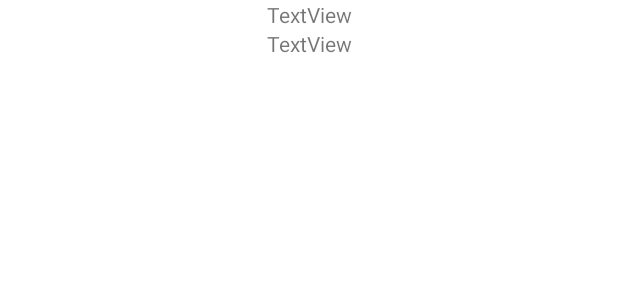
After one commit to DiegoQR/SegundoParcial-ProgramacionMovil, an Android app: the layout post_row.xml on its own in the app's theme, with its tools: preview values and no code run, on a phone screen of 412 x 824 dp. The commit adds this screen. Shown: the top 300 px of the screen. Run offline under Robolectric (Android 15) with nearby library versions, the phone set to English and light mode, and no system bars.

Commit message:
Se implemento el RecyclerView para mostra la lsita de POST con los respectivos campos

```diff
--- /dev/null
+++ b/app/src/main/res/layout/post_row.xml
@@ -0,0 +1,25 @@
+<?xml version="1.0" encoding="utf-8"?>
+<androidx.constraintlayout.widget.ConstraintLayout xmlns:android="http://schemas.android.com/apk/res/android"
+    xmlns:app="http://schemas.android.com/apk/res-auto"
+    xmlns:tools="http://schemas.android.com/tools"
+    android:layout_width="match_parent"
+    android:layout_height="match_parent">
+
+    <TextView
+        android:id="@+id/tv_title"
+        android:layout_width="wrap_content"
+        android:layout_height="wrap_content"
+        android:text="TextView"
+        app:layout_constraintEnd_toEndOf="parent"
+        app:layout_constraintStart_toStartOf="parent"
+        app:layout_constraintTop_toTopOf="parent" />
+
+    <TextView
+        android:id="@+id/tv_body"
+        android:layout_width="wrap_content"
+        android:layout_height="wrap_content"
+        android:text="TextView"
+        app:layout_constraintEnd_toEndOf="parent"
+        app:layout_constraintStart_toStartOf="parent"
+        app:layout_constraintTop_toBottomOf="@+id/tv_title" />
+</androidx.constraintlayout.widget.ConstraintLayout>
```
Also changed, not shown: app/src/main/java/com/example/segundoparcialmovil/MainActivity.kt (+20 -3 lines), app/src/main/java/com/example/segundoparcialmovil/PostListAdapter.kt (added, +29 -0 lines), app/src/main/res/layout/activity_main.xml (+4 -4 lines).
